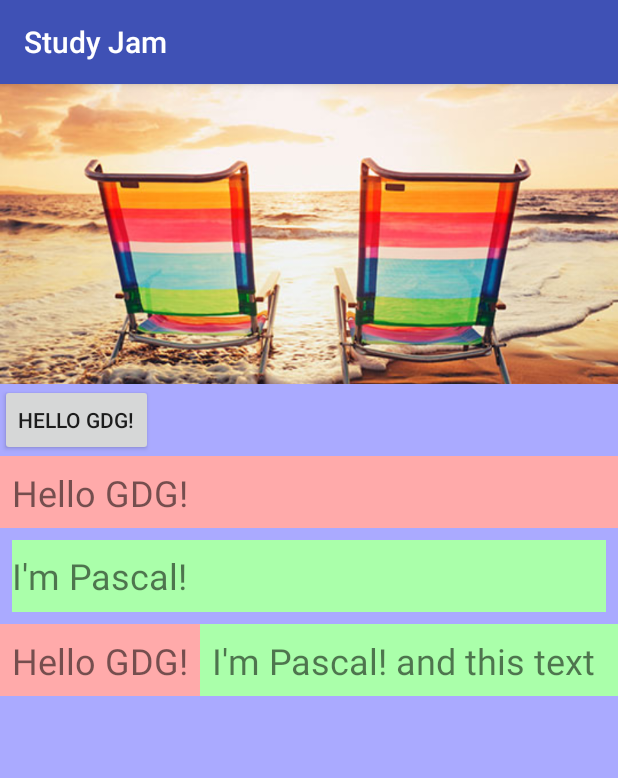
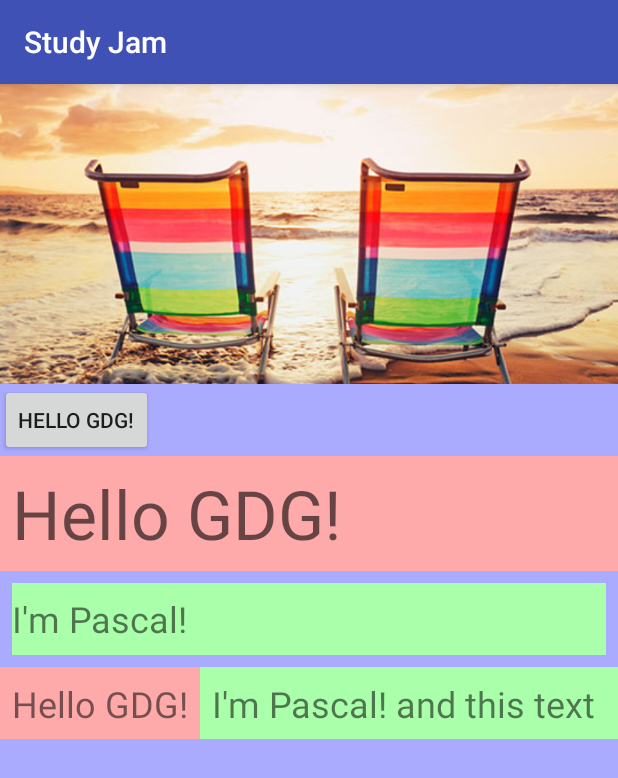
Before and after one commit to passsy/gdg-dus-study-jam, an Android app: the screen it shows after launch (MainActivity), on a phone screen of 412 x 824 dp. Shown: the top 778 px of the screen. Run offline under Robolectric (Android 15) with nearby library versions, the phone set to English and light mode, and no system bars.

Commit message:
Increment counter

```diff
--- a/app/src/main/res/layout/activity_main.xml
+++ b/app/src/main/res/layout/activity_main.xml
@@ -22,11 +22,11 @@
 
     <TextView
         android:layout_width="match_parent"
-        android:layout_height="48dp"
+        android:layout_height="wrap_content"
         android:background="#ffaaaa"
         android:text="Hello GDG!"
+        style="@style/TextAppearance.AppCompat.Display2"
         android:padding="8dp"
-        android:textSize="24sp"
         android:gravity="center_vertical"
         />
 
```
